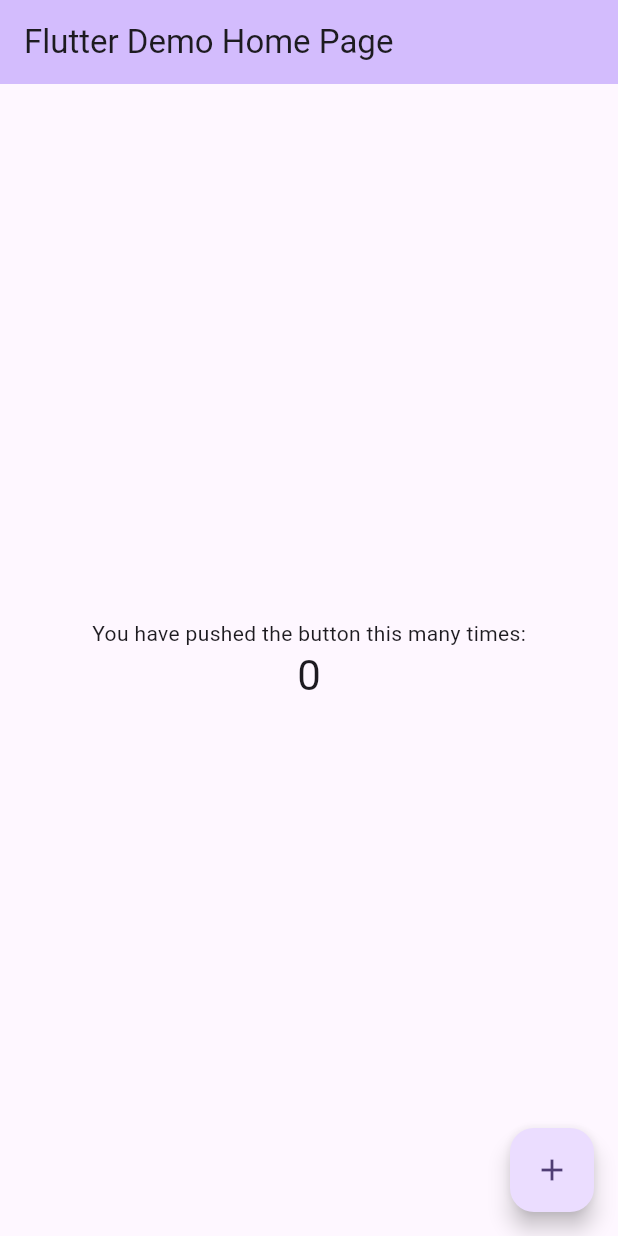
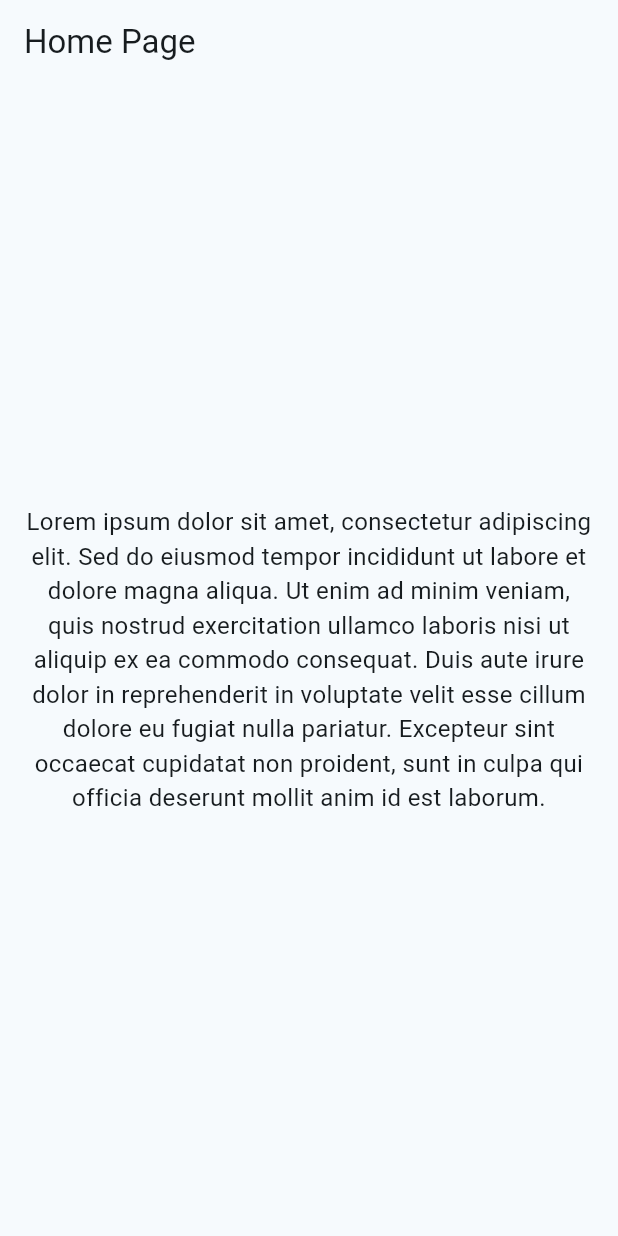
Before and after one commit to Funtik18/Inky, a Flutter app: the screen it shows after launch, on a phone screen of 412 x 824 dp. Run offline on Flutter 3.47's test engine with Material 3 defaults, Android fonts, the phone set to English and light mode, and no system bars.

Commit message:
Setup Inky

```diff
--- a/inky_client/lib/main.dart
+++ b/inky_client/lib/main.dart
@@ -1,4 +1,5 @@
 import 'package:flutter/material.dart';
+import 'pages/home_page.dart';
 
 void main() {
   runApp(const MyApp());
@@ -11,7 +12,8 @@
   @override
   Widget build(BuildContext context) {
     return MaterialApp(
-      title: 'Flutter Demo',
+      debugShowCheckedModeBanner: false,// This line removes the banner
+      title: 'Inky',
       theme: ThemeData(
         // This is the theme of your application.
         //
@@ -28,95 +30,9 @@
         //
         // This works for code too, not just values: Most code changes can be
         // tested with just a hot reload.
-        colorScheme: ColorScheme.fromSeed(seedColor: Colors.deepPurple),
+        colorScheme: ColorScheme.fromSeed(seedColor: Colors.blueGrey),
       ),
-      home: const MyHomePage(title: 'Flutter Demo Home Page'),
+      home: const HomePage(),
     );
   }
 }
-
-class MyHomePage extends StatefulWidget {
-  const MyHomePage({super.key, required this.title});
-
-  // This widget is the home page of your application. It is stateful, meaning
-  // that it has a State object (defined below) that contains fields that affect
-  // how it looks.
-
-  // This class is the configuration for the state. It holds the values (in this
-  // case the title) provided by the parent (in this case the App widget) and
-  // used by the build method of the State. Fields in a Widget subclass are
-  // always marked "final".
-
-  final String title;
-
-  @override
-  State<MyHomePage> createState() => _MyHomePageState();
-}
-
-class _MyHomePageState extends State<MyHomePage> {
-  int _counter = 0;
-
-  void _incrementCounter() {
-    setState(() {
-      // This call to setState tells the Flutter framework that something has
-      // changed in this State, which causes it to rerun the build method below
-      // so that the display can reflect the updated values. If we changed
-      // _counter without calling setState(), then the build method would not be
-      // called again, and so nothing would appear to happen.
-      _counter++;
-    });
-  }
-
-  @override
-  Widget build(BuildContext context) {
-    // This method is rerun every time setState is called, for instance as done
-    // by the _incrementCounter method above.
-    //
-    // The Flutter framework has been optimized to make rerunning build methods
-    // fast, so that you can just rebuild anything that needs updating rather
-    // than having to individually change instances of widgets.
-    return Scaffold(
-      appBar: AppBar(
-        // TRY THIS: Try changing the color here to a specific color (to
-        // Colors.amber, perhaps?) and trigger a hot reload to see the AppBar
-        // change color while the other colors stay the same.
-        backgroundColor: Theme.of(context).colorScheme.inversePrimary,
-        // Here we take the value from the MyHomePage object that was created by
-        // the App.build method, and use it to set our appbar title.
-        title: Text(widget.title),
-      ),
-      body: Center(
-        // Center is a layout widget. It takes a single child and positions it
-        // in the middle of the parent.
-        child: Column(
-          // Column is also a layout widget. It takes a list of children and
-          // arranges them vertically. By default, it sizes itself to fit its
-          // children horizontally, and tries to be as tall as its parent.
-          //
-          // Column has various properties to control how it sizes itself and
-          // how it positions its children. Here we use mainAxisAlignment to
-          // center the children vertically; the main axis here is the vertical
-          // axis because Columns are vertical (the cross axis would be
-          // horizontal).
-          //
-          // TRY THIS: Invoke "debug painting" (choose the "Toggle Debug Paint"
-          // action in the IDE, or press "p" in the console), to see the
-          // wireframe for each widget.
-          mainAxisAlignment: MainAxisAlignment.center,
-          children: <Widget>[
-            const Text('You have pushed the button this many times:'),
-            Text(
-              '$_counter',
-              style: Theme.of(context).textTheme.headlineMedium,
-            ),
-          ],
-        ),
-      ),
-      floatingActionButton: FloatingActionButton(
-        onPressed: _incrementCounter,
-        tooltip: 'Increment',
-        child: const Icon(Icons.add),
-      ), // This trailing comma makes auto-formatting nicer for build methods.
-    );
-  }
-}
--- /dev/null
+++ b/inky_client/lib/pages/home_page.dart
@@ -0,0 +1,24 @@
+import 'package:flutter/material.dart';
+
+class HomePage extends StatelessWidget {
+  const HomePage({super.key});
+
+  @override
+  Widget build(BuildContext context) {
+    return Scaffold(
+      appBar: AppBar(
+        title: const Text('Home Page'),
+      ),
+      body: const Center(
+        child: Padding(
+          padding: EdgeInsets.all(16.0),
+          child: Text(
+            'Lorem ipsum dolor sit amet, consectetur adipiscing elit. Sed do eiusmod tempor incididunt ut labore et dolore magna aliqua. Ut enim ad minim veniam, quis nostrud exercitation ullamco laboris nisi ut aliquip ex ea commodo consequat. Duis aute irure dolor in reprehenderit in voluptate velit esse cillum dolore eu fugiat nulla pariatur. Excepteur sint occaecat cupidatat non proident, sunt in culpa qui officia deserunt mollit anim id est laborum.',
+            textAlign: TextAlign.center,
+            style: TextStyle(fontSize: 16.0),
+          ),
+        ),
+      ),
+    );
+  }
+}
```
Also changed, not shown: 3 other files.
